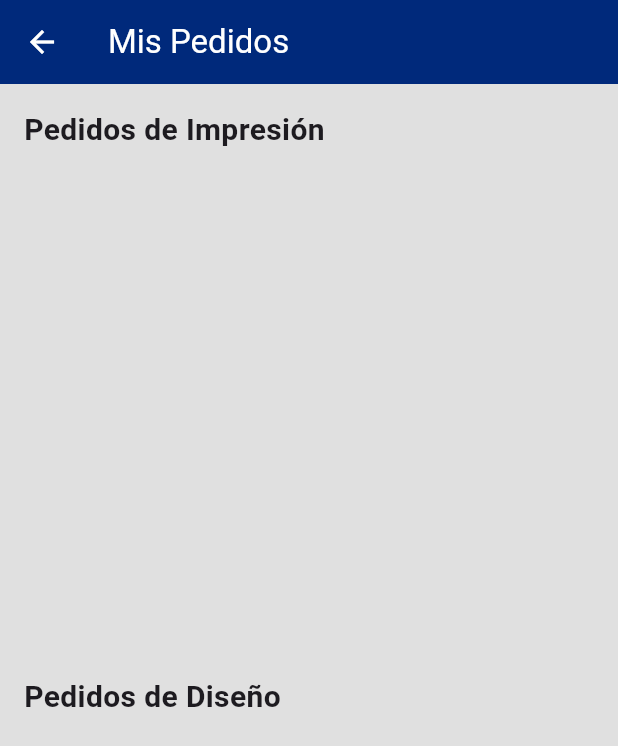
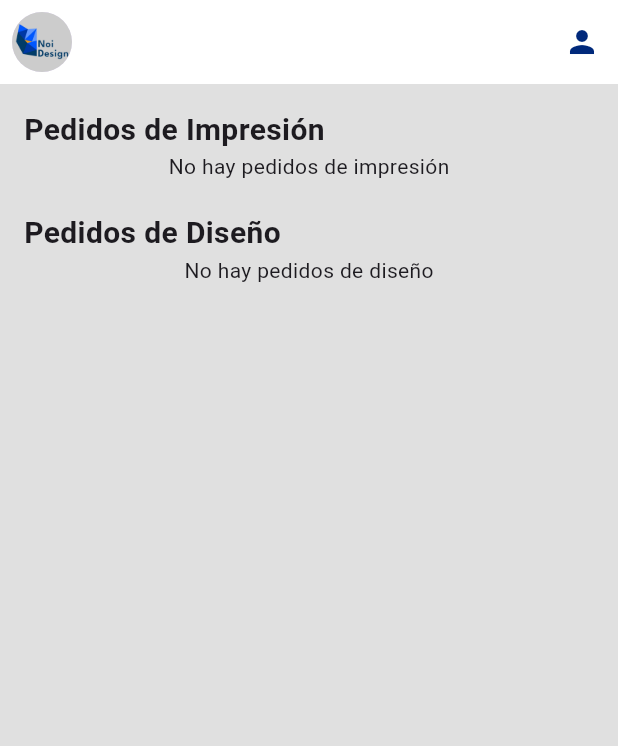
Before and after one commit to ChrisAlegria/Noi-Design, a Flutter app: the OrdersPage screen opened directly, on a phone screen of 412 x 824 dp. Shown: the top 746 px of the screen. Run offline on Flutter 3.47's test engine with Material 3 defaults, Android fonts, the phone set to English and light mode, and no system bars; our stand-ins replace file_picker, font_awesome_flutter; accounts and stored records are empty; network calls fail.

Commit message:
Update: Size Cards

```diff
--- a/lib/pages/orders_page.dart
+++ b/lib/pages/orders_page.dart
@@ -5,6 +5,7 @@ import 'package:noi_design/models/design.dart';
 import 'package:noi_design/services/print_service.dart';
 import 'package:noi_design/services/design_service.dart';
 import 'package:noi_design/widgets/global_user.dart';
+import 'package:noi_design/widgets/auth_service.dart';
 
 class OrdersPage extends StatelessWidget {
   const OrdersPage({super.key});
@@ -20,11 +21,41 @@ class OrdersPage extends StatelessWidget {
 
     return Scaffold(
       appBar: AppBar(
-        title: Text("Mis Pedidos"),
-        backgroundColor: Color.fromRGBO(0, 41, 123, 1),
+        backgroundColor: Color.fromARGB(255, 255, 255, 255),
+        elevation: 0, // Si deseas que el AppBar no tenga sombra
+        leading: Padding(
+          padding:
+              const EdgeInsets.all(8.0), // Padding opcional alrededor del logo
+          child: CircleAvatar(
+            backgroundImage: AssetImage('assets/images/Logo.jpg'),
+          ),
+        ),
+        actions: [
+          PopupMenuButton<String>(
+            icon: Icon(
+              Icons.person,
+              color: Color.fromRGBO(0, 41, 123, 1),
+            ),
+            onSelected: (String value) {
+              if (value == 'Mis pedidos') {
+              } else if (value == 'Logout') {
+                logout(context);
+              }
+            },
+            itemBuilder: (BuildContext context) {
+              return {'Mis pedidos', 'Logout'}.map((String choice) {
+                return PopupMenuItem<String>(
+                  value: choice,
+                  child: Text(choice),
+                );
+              }).toList();
+            },
+          ),
+        ],
       ),
       body: Padding(
         padding: const EdgeInsets.all(16.0),
+        child: SingleChildScrollView(
           child: Column(
             crossAxisAlignment: CrossAxisAlignment.start,
             children: [
@@ -32,8 +63,13 @@ class OrdersPage extends StatelessWidget {
                 'Pedidos de Impresión',
                 style: TextStyle(fontSize: 20, fontWeight: FontWeight.bold),
               ),
-            Expanded(
-              child: ListView.builder(
+              // Lista de pedidos de impresión
+              printService.prints.isEmpty
+                  ? Center(child: Text("No hay pedidos de impresión"))
+                  : ListView.builder(
+                      shrinkWrap: true,
+                      physics:
+                          NeverScrollableScrollPhysics(), // Evita que se desplace
                       itemCount: printService.prints.length,
                       itemBuilder: (context, index) {
                         final Print printOrder = printService.prints[index];
@@ -47,7 +83,8 @@ class OrdersPage extends StatelessWidget {
                               crossAxisAlignment: CrossAxisAlignment.start,
                               children: [
                                 Text("Material: ${printOrder.material}"),
-                          Text("Escala de Impresión: ${printOrder.escala}"),
+                                Text(
+                                    "Escala de Impresión: ${printOrder.escala}"),
                                 Text(
                                     "Contacto Preferido: ${printOrder.selectedContact}"),
                               ],
@@ -58,7 +95,8 @@ class OrdersPage extends StatelessWidget {
                                 await printService.deletePrint(printOrder.id!);
                                 ScaffoldMessenger.of(context).showSnackBar(
                                   SnackBar(
-                                content: Text("Pedido de impresión eliminado")),
+                                      content: Text(
+                                          "Pedido de impresión eliminado")),
                                 );
                               },
                             ),
@@ -66,14 +104,18 @@ class OrdersPage extends StatelessWidget {
                         );
                       },
                     ),
-            ),
               SizedBox(height: 20),
               Text(
                 'Pedidos de Diseño',
                 style: TextStyle(fontSize: 20, fontWeight: FontWeight.bold),
               ),
-            Expanded(
-              child: ListView.builder(
+              // Lista de pedidos de diseño
+              designService.design.isEmpty
+                  ? Center(child: Text("No hay pedidos de diseño"))
+                  : ListView.builder(
+                      shrinkWrap: true,
+                      physics:
+                          NeverScrollableScrollPhysics(), // Evita que se desplace
                       itemCount: designService.design.length,
                       itemBuilder: (context, index) {
                         final Design designOrder = designService.design[index];
@@ -94,10 +136,12 @@ class OrdersPage extends StatelessWidget {
                             trailing: IconButton(
                               icon: Icon(Icons.delete, color: Colors.red),
                               onPressed: () async {
-                          await designService.deleteDesign(designOrder.id!);
+                                await designService
+                                    .deleteDesign(designOrder.id!);
                                 ScaffoldMessenger.of(context).showSnackBar(
                                   SnackBar(
-                                content: Text("Pedido de diseño eliminado")),
+                                      content:
+                                          Text("Pedido de diseño eliminado")),
                                 );
                               },
                             ),
@@ -105,8 +149,8 @@ class OrdersPage extends StatelessWidget {
                         );
                       },
                     ),
+            ],
           ),
-          ],
         ),
       ),
     );
```
Lines whose indentation alone changed are shown as unchanged.
